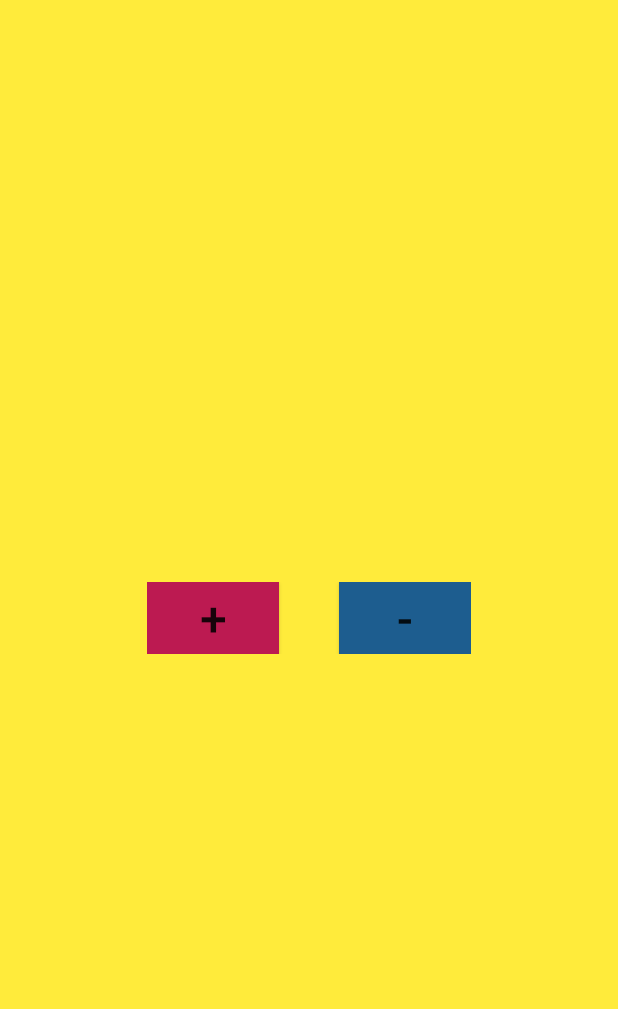
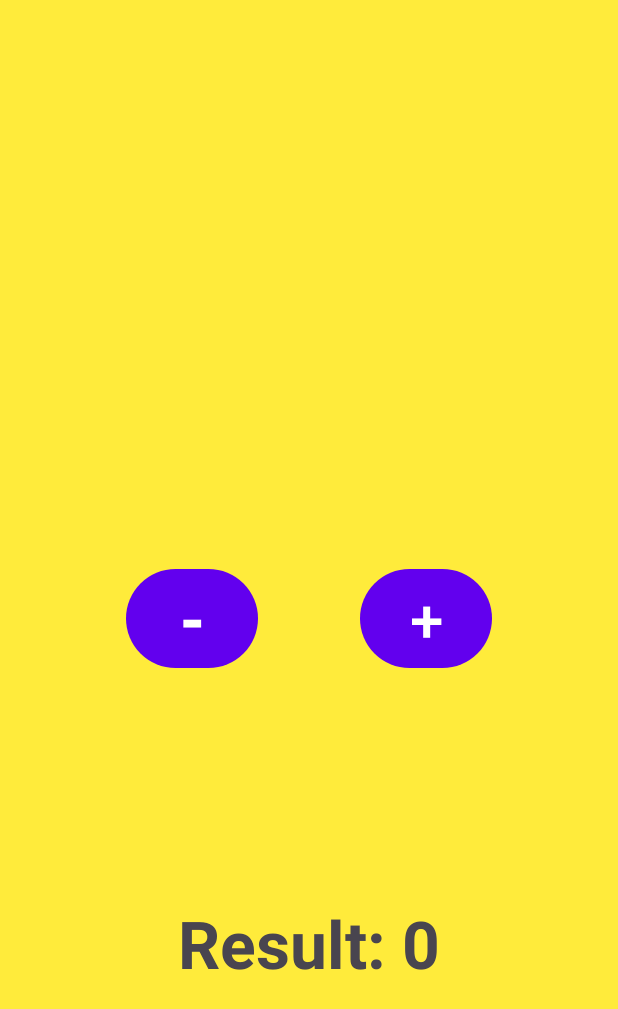
Before and after one commit to s-smolenkov/Homework9XML, an Android app: the screen it shows after launch (MainActivity), on a phone screen of 412 x 824 dp. Shown: the top 1009 px of the screen. Run offline under Robolectric (Android 15) with nearby library versions, the phone set to English and light mode, and no system bars.

Commit message:
added SharedPreferences

```diff
--- a/app/src/main/AndroidManifest.xml
+++ b/app/src/main/AndroidManifest.xml
@@ -3,21 +3,23 @@
     xmlns:tools="http://schemas.android.com/tools">
 
     <application
+        android:name=".MyApplication"
         android:allowBackup="true"
         android:dataExtractionRules="@xml/data_extraction_rules"
         android:fullBackupContent="@xml/backup_rules"
         android:icon="@mipmap/ic_launcher"
-        android:label="@string/app_name"
+        android:label="Counter"
         android:roundIcon="@mipmap/ic_launcher_round"
         android:supportsRtl="true"
         android:theme="@style/Theme.Homework9XML"
-        tools:targetApi="31" >
+        tools:targetApi="31">
 
-        <activity android:name="com.example.homework9xml.MainActivity"
+        <activity
+            android:name="com.example.homework9xml.MainActivity"
             android:exported="true">
             <intent-filter>
-                <action android:name="android.intent.action.MAIN"/>
-                <category android:name="android.intent.category.LAUNCHER"/>
+                <action android:name="android.intent.action.MAIN" />
+                <category android:name="android.intent.category.LAUNCHER" />
             </intent-filter>
         </activity>
 
--- a/app/src/main/java/com/example/homework9xml/MainActivity.kt
+++ b/app/src/main/java/com/example/homework9xml/MainActivity.kt
@@ -1,35 +1,43 @@
 package com.example.homework9xml
 
-import android.app.Activity
 import android.os.Bundle
 import android.widget.Button
+import android.widget.TextView
 import android.widget.Toast
+import androidx.appcompat.app.AppCompatActivity
 
-class MainActivity : Activity() {
+class MainActivity : AppCompatActivity() {
+
+    var counter: Int = 0
+
     override fun onCreate(savedInstanceState: Bundle?) {
         super.onCreate(savedInstanceState)
         setContentView(R.layout.main_layout)
 
-        var counter = 0;
+        val savedData = MyApplication.getApp().getSavedData()
+        counter = savedData
+        val result: TextView = findViewById(R.id.result)
+        "Result: $counter".also { result.text = it }
 
-        val plusButton: Button = findViewById(R.id.plusButton)
+        val plusButton: Button = findViewById(R.id.addButton)
         plusButton.setOnClickListener {
             counter += 1
-            if (counter < 1) {
-                Toast.makeText(this, "Variable less than 1", Toast.LENGTH_SHORT).show()
-            } else {
-                Toast.makeText(this, "$counter", Toast.LENGTH_SHORT).show()
-            }
+            "Result: $counter".also { result.text = it }
         }
 
-        val minusButton: Button = findViewById(R.id.minusButton)
+        val minusButton: Button = findViewById(R.id.subButton)
         minusButton.setOnClickListener {
             counter -= 1
             if (counter < 1) {
                 Toast.makeText(this, "Variable less than 1", Toast.LENGTH_SHORT).show()
             } else {
-                Toast.makeText(this, "$counter", Toast.LENGTH_SHORT).show()
+                "Result: $counter".also { result.text = it }
             }
         }
     }
+
+    override fun onPause() {
+        super.onPause()
+        MyApplication.getApp().saveData(counter)
+    }
 }
--- /dev/null
+++ b/app/src/main/java/com/example/homework9xml/MyApplication.kt
@@ -0,0 +1,29 @@
+package com.example.homework9xml
+
+import android.app.Application
+import android.content.Context
+import android.content.SharedPreferences
+
+class MyApplication : Application() {
+
+    private lateinit var sharedPrefs: SharedPreferences
+
+    override fun onCreate() {
+        super.onCreate()
+        instance = this
+        sharedPrefs = getSharedPreferences("MyPrefs", Context.MODE_PRIVATE)
+    }
+
+    fun saveData(number: Int) {
+        sharedPrefs.edit().putInt("MyString", number).apply()
+    }
+
+    fun getSavedData(): Int {
+        return sharedPrefs.getInt("MyString", 0)
+    }
+
+    companion object {
+        private lateinit var instance: MyApplication
+        fun getApp() = instance
+    }
+}
--- a/app/src/main/res/layout/main_layout.xml
+++ b/app/src/main/res/layout/main_layout.xml
@@ -1,36 +1,46 @@
 <?xml version="1.0" encoding="utf-8"?>
-<LinearLayout xmlns:android="http://schemas.android.com/apk/res/android"
+<androidx.constraintlayout.widget.ConstraintLayout xmlns:android="http://schemas.android.com/apk/res/android"
+    xmlns:app="http://schemas.android.com/apk/res-auto"
     android:layout_width="match_parent"
     android:layout_height="match_parent"
+    android:background="#FFEB3B"
     android:gravity="center"
     android:orientation="vertical"
-    android:padding="16dp"
-    android:background="#FFEB3B">
+    android:padding="16dp">
+
+    <Button
+        android:id="@+id/addButton"
+        android:layout_width="wrap_content"
+        android:layout_height="wrap_content"
+        android:text="@string/add"
+        android:textSize="40sp"
+        app:layout_constraintBottom_toBottomOf="parent"
+        app:layout_constraintEnd_toEndOf="parent"
+        app:layout_constraintStart_toEndOf="@+id/subButton"
+        app:layout_constraintTop_toTopOf="parent" />
+
+    <Button
+        android:id="@+id/subButton"
+        android:layout_width="wrap_content"
+        android:layout_height="wrap_content"
+        android:text="@string/sub"
+        android:textSize="40sp"
+        android:textStyle="bold"
+        app:layout_constraintBottom_toBottomOf="parent"
+        app:layout_constraintEnd_toStartOf="@id/addButton"
+        app:layout_constraintStart_toStartOf="parent"
+        app:layout_constraintTop_toTopOf="parent" />
+
+    <TextView
+        android:id="@+id/result"
+        android:layout_width="wrap_content"
+        android:layout_height="wrap_content"
+        android:textSize="44sp"
+        android:textStyle="bold"
+        app:layout_constraintBottom_toBottomOf="parent"
+        app:layout_constraintEnd_toEndOf="parent"
+        app:layout_constraintStart_toStartOf="parent"
+        app:layout_constraintTop_toBottomOf="@+id/subButton" />
 
 
-    <LinearLayout
-        android:layout_width="wrap_content"
-        android:layout_height="wrap_content"
-        android:orientation="horizontal">
-
-        <Button
-
-            android:id="@+id/plusButton"
-            android:background="#BC1A51"
-            android:layout_width="wrap_content"
-            android:layout_height="wrap_content"
-            android:text="+"
-            android:textSize="32sp"
-            android:layout_marginEnd="40dp"/>
-
-        <Button
-            android:id="@+id/minusButton"
-            android:background="#1D5D8F"
-            android:layout_width="wrap_content"
-            android:layout_height="wrap_content"
-            android:text="-"
-            android:textSize="32sp"/>
-
-    </LinearLayout>
-
-</LinearLayout>
+</androidx.constraintlayout.widget.ConstraintLayout>
--- a/app/src/main/res/values/strings.xml
+++ b/app/src/main/res/values/strings.xml
@@ -1,3 +1,5 @@
 <resources>
     <string name="app_name">Homework9XML</string>
+    <string name="add">+</string>
+    <string name="sub">-</string>
 </resources>
--- a/app/src/main/res/values/themes.xml
+++ b/app/src/main/res/values/themes.xml
@@ -1,6 +1,6 @@
 <resources xmlns:tools="http://schemas.android.com/tools">
     <!-- Base application theme. -->
-    <style name="Theme.Homework9XML" parent="Theme.MaterialComponents.DayNight.DarkActionBar">
+    <style name="Theme.Homework9XML" parent="Theme.Material3.DayNight.NoActionBar">
         <!-- Primary brand color. -->
         <item name="colorPrimary">@color/purple_500</item>
         <item name="colorPrimaryVariant">@color/purple_700</item>
@@ -10,7 +10,6 @@
         <item name="colorSecondaryVariant">@color/teal_700</item>
         <item name="colorOnSecondary">@color/black</item>
         <!-- Status bar color. -->
-        <item name="android:statusBarColor">?attr/colorPrimaryVariant</item>
         <!-- Customize your theme here. -->
     </style>
 </resources>
```
